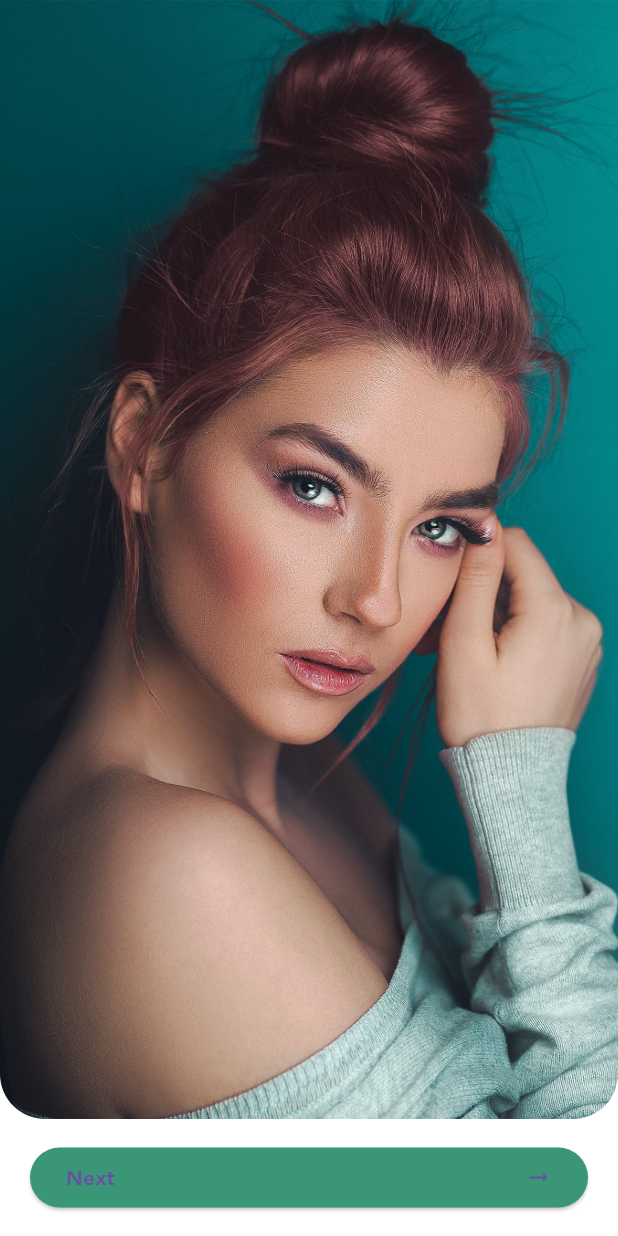
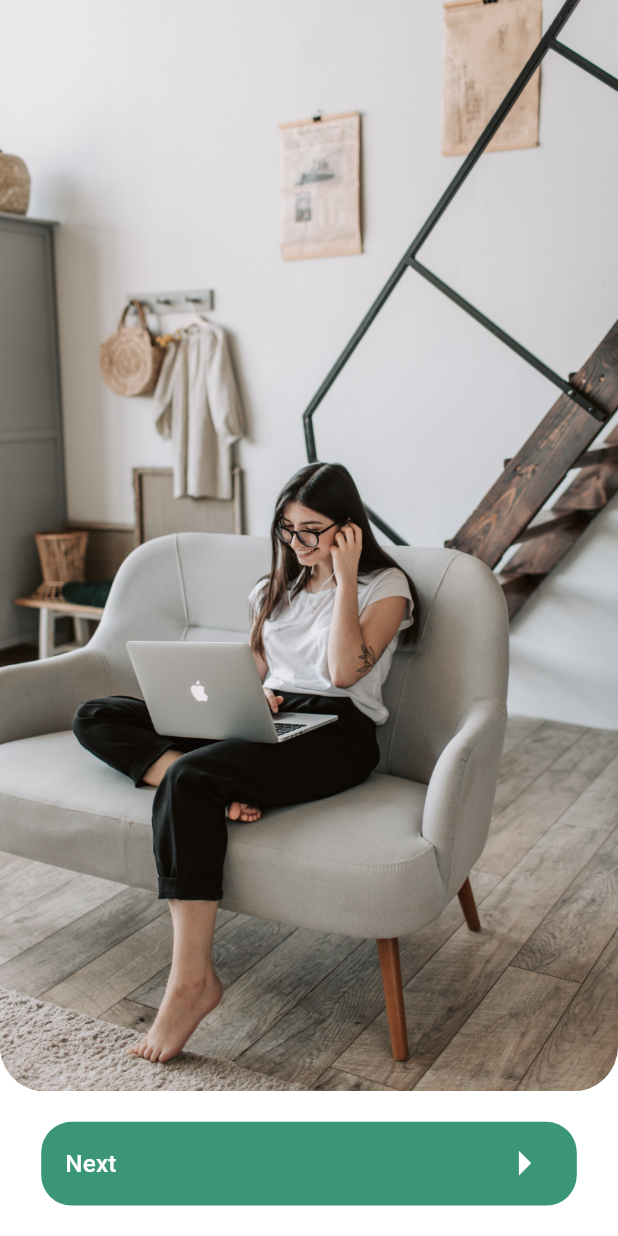
Before and after one commit to mahmoudsaber11/Silent_Voice, a Flutter app: the screen it shows after launch, on a phone screen of 412 x 824 dp. Run offline on Flutter 3.47's test engine with Material 3 defaults, Android fonts, the phone set to English and light mode, and no system bars; our stand-ins replace avatar_glow, camera, cloud_firestore, conditional_builder_null_safety, equatable, firebase_auth and 11 more; missing offline and left inert: highlight_text, tflite, zego_uikit_prebuilt_call; accounts and stored records are empty.

Commit message:
create custom general button

```diff
--- a/lib/config/themes/app_themes.dart
+++ b/lib/config/themes/app_themes.dart
@@ -1,46 +1,19 @@
 import 'package:flutter/material.dart';
 import 'package:flutter/services.dart';
 import 'package:hexcolor/hexcolor.dart';
+import 'package:social_app/core/utils/app_color.dart';
 
 class MyTheme {
   static final lightTheme = ThemeData(
-    primarySwatch: Colors.deepOrange,
     scaffoldBackgroundColor: Colors.white,
-    appBarTheme: const AppBarTheme(
-      titleSpacing: 20.0,
-      // ignore: deprecated_member_use
-      // backwardsCompatibility: false,
-      systemOverlayStyle: SystemUiOverlayStyle(
-        statusBarColor: Colors.white,
-        statusBarIconBrightness: Brightness.dark,
-      ),
-      backgroundColor: Colors.white,
-      elevation: 0.0,
-      titleTextStyle: TextStyle(
-        fontFamily: 'Jannah',
-        color: Colors.black,
-        fontSize: 20.0,
-        fontWeight: FontWeight.bold,
-      ),
-      iconTheme: IconThemeData(
-        color: Colors.black,
-      ),
-    ),
+    appBarTheme: const AppBarTheme(backgroundColor: AppColors.primaryColor),
     bottomNavigationBarTheme: const BottomNavigationBarThemeData(
       type: BottomNavigationBarType.fixed,
-      selectedItemColor: Colors.deepOrange,
+      selectedItemColor: Colors.white,
       unselectedItemColor: Colors.grey,
       elevation: 20.0,
-      backgroundColor: Colors.white,
+      backgroundColor: AppColors.primaryColor,
     ),
-    textTheme: const TextTheme(
-      bodyLarge: TextStyle(
-        fontSize: 18.0,
-        fontWeight: FontWeight.w600,
-        color: Colors.black,
-      ),
-    ),
-    fontFamily: 'Jannah',
   );
   static final darkTheme = ThemeData(
       primarySwatch: Colors.deepOrange,
--- /dev/null
+++ b/lib/core/utils/app_text_style.dart
@@ -0,0 +1,7 @@
+import 'package:flutter/material.dart';
+import 'package:flutter_screenutil/flutter_screenutil.dart';
+
+class AppTextStyles {
+  static TextStyle textStyle16 =
+      TextStyle(fontSize: 16.sp, color: Colors.white);
+}
--- /dev/null
+++ b/lib/core/widgets/custom_general_button.dart
@@ -0,0 +1,46 @@
+import 'package:flutter/material.dart';
+import 'package:social_app/core/utils/app_color.dart';
+import 'package:flutter_screenutil/flutter_screenutil.dart';
+import 'package:social_app/core/utils/app_text_style.dart';
+
+class CustomGeneralButton extends StatelessWidget {
+  const CustomGeneralButton({
+    super.key,
+    required this.text,
+    required this.onPressed,
+    this.width,
+  });
+
+  final String text;
+  final double? width;
+
+  final void Function()? onPressed;
+  @override
+  Widget build(BuildContext context) {
+    return Container(
+      height: 55.h,
+      width: width ?? double.infinity,
+      decoration: BoxDecoration(
+        color: AppColors.primaryColor,
+        borderRadius: BorderRadius.circular(20.r),
+      ),
+      child: MaterialButton(
+        onPressed: onPressed,
+        child: Row(
+          children: [
+            Text(
+              text,
+              style: AppTextStyles.textStyle16,
+            ),
+            Spacer(),
+            Icon(
+              Icons.arrow_right_outlined,
+              color: Colors.white,
+              size: 35.w,
+            )
+          ],
+        ),
+      ),
+    );
+  }
+}
--- a/lib/features/on_boarding/presentation/widgets/on_boarding_view_body.dart
+++ b/lib/features/on_boarding/presentation/widgets/on_boarding_view_body.dart
@@ -1,7 +1,7 @@
 import 'package:flutter/material.dart';
 import 'package:flutter_screenutil/flutter_screenutil.dart';
 import 'package:social_app/core/utils/app_assets.dart';
-import 'package:social_app/core/utils/app_color.dart';
+import 'package:social_app/core/widgets/custom_general_button.dart';
 
 class OnBoardingViewBody extends StatelessWidget {
   const OnBoardingViewBody({super.key});
@@ -21,7 +21,7 @@ class OnBoardingViewBody extends StatelessWidget {
                     ),
                     image: DecorationImage(
                         image: AssetImage(
-                          AppAssets.onBoarding1,
+                          AppAssets.onBoarding3,
                         ),
                         fit: BoxFit.cover)),
               )
@@ -29,20 +29,8 @@ class OnBoardingViewBody extends StatelessWidget {
           ),
         ),
         Padding(
-          padding: EdgeInsets.symmetric(vertical: 15, horizontal: 20),
-          child: ElevatedButton(
-              style: ButtonStyle(
-                  backgroundColor: MaterialStatePropertyAll(
-                AppColors.primaryColor,
-              )),
-              onPressed: () {},
-              child: Row(
-                children: [
-                  Text("Next"),
-                  Spacer(),
-                  Icon(Icons.arrow_right_alt_outlined)
-                ],
-              )),
+          padding: EdgeInsets.symmetric(vertical: 20.h, horizontal: 25.w),
+          child: CustomGeneralButton(text: "Next", onPressed: () {}),
         )
       ],
     );
--- a/lib/main.dart
+++ b/lib/main.dart
@@ -2,6 +2,7 @@ import 'package:camera/camera.dart';
 import 'package:firebase_core/firebase_core.dart';
 import 'package:flutter/material.dart';
 import 'package:flutter_bloc/flutter_bloc.dart';
+import 'package:flutter_screenutil/flutter_screenutil.dart';
 import 'package:social_app/bloc_observable.dart';
 import 'package:social_app/config/routes/app_router.dart';
 import 'package:social_app/config/themes/app_themes.dart';
@@ -51,7 +52,11 @@ class MyApp extends StatelessWidget {
       child: BlocConsumer<AppCubit, AppStates>(
           listener: (context, state) {},
           builder: (context, state) {
-            return MaterialApp(
+            return ScreenUtilInit(
+              designSize: const Size(375, 812),
+              minTextAdapt: true,
+              splitScreenMode: true,
+              child: MaterialApp(
                 debugShowCheckedModeBanner: false,
                 themeMode: AppCubit.get(context).isDarkMode
                     ? ThemeMode.light
@@ -59,6 +64,7 @@ class MyApp extends StatelessWidget {
                 theme: MyTheme.lightTheme,
                 darkTheme: MyTheme.darkTheme,
                 onGenerateRoute: AppRouter.onGenerateRoute,
+              ),
             );
           }),
     );
```
Lines whose indentation alone changed are shown as unchanged.
